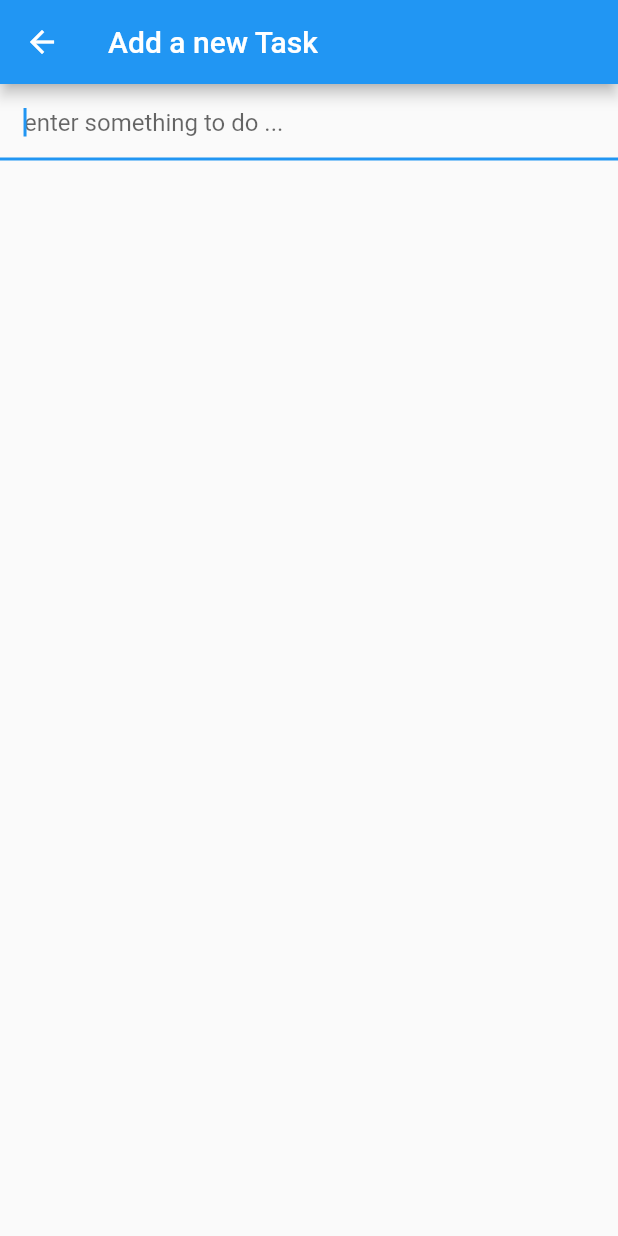
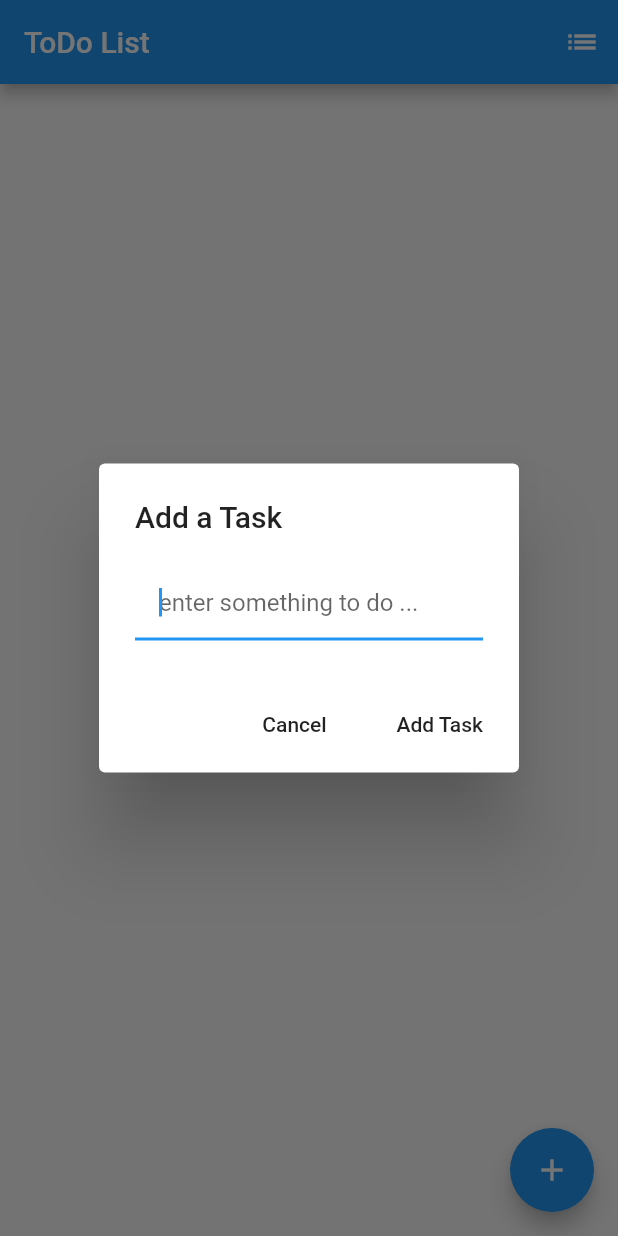
Before and after one commit to padfoot-16/BasicTodoApp, a Flutter app: the screen it shows after launch, after a tap on the "add" icon, on a phone screen of 412 x 824 dp. Run offline on Flutter 3.47's test engine with Material 2 defaults, Android fonts, the phone set to English and light mode, and no system bars; our stand-ins replace shared_preferences.

```diff
--- a/lib/main.dart
+++ b/lib/main.dart
@@ -1,4 +1,6 @@
 import 'package:flutter/material.dart';
+import 'package:shared_preferences/shared_preferences.dart';
+
 
 void main() {
   runApp(MyApp());
@@ -22,15 +24,25 @@ class ToDoList extends StatefulWidget {
 }
 
 class _ToDoListState extends State<ToDoList> {
+
+
   List<String>_todoitems=[];
-  //add Todo item
-  void _addTodoItem(String task){
+  List<String>done=[];
+  List<String>description=[];
+  String task="";
+
+  void _addTodoItem(String task) async{
+
+    final prefs=await SharedPreferences.getInstance();
     if(task.length > 0) {
       setState(() => _todoitems.add(task));
+      prefs.setStringList('todoitems', _todoitems);
     }
   }
 void _removeTodoItem(int index) {
-  setState(() => _todoitems.removeAt(index));
+  setState(() { done.add(_todoitems[index]);
+  _todoitems.removeAt(index);
+  });
 }
 
 void _promptRemoveTodoItem (int index) {
@@ -40,10 +52,12 @@ void _promptRemoveTodoItem (int index) {
        return AlertDialog(
          title: Text('Mark"${_todoitems[index]}"as done?'),
          actions:<Widget> [
+           // ignore: deprecated_member_use
            FlatButton(
              onPressed: () => Navigator.of(context).pop(),
               child: Text("Cancel")
              ),
+             // ignore: deprecated_member_use
              FlatButton(
                onPressed: () {
                  _removeTodoItem(index);
@@ -56,9 +70,15 @@ void _promptRemoveTodoItem (int index) {
      }
     );
 }
-
+  Future<Widget> readdata() async{
+    final prefs =await SharedPreferences.getInstance();
+    _todoitems= prefs.getStringList('todoitems');
+    return _buildtodolist();
+  }
   Widget _buildtodolist() {
     return ListView.builder(
+      itemCount: _todoitems.length,
+      // ignore: missing_return
       itemBuilder:(context,index){
         if(index < _todoitems.length) {
           return _buildtodoItem(_todoitems[index],index);
@@ -67,17 +87,47 @@ void _promptRemoveTodoItem (int index) {
       );
   }
   Widget _buildtodoItem(String todoText, int index) {
-    return ListTile(
-      title:Text(todoText),
-      onTap: () => _promptRemoveTodoItem(index),
+    return Padding(
+      padding: const EdgeInsets.symmetric(vertical: 1.0,horizontal: 4.0),
+      child: Card(
+            child: ListTile(
+          title:Text(todoText),
+          contentPadding: EdgeInsets.all(8.0),
+          //isThreeLine: true,
+
+          onTap: () => _promptRemoveTodoItem(index),
+        ),
+      ),
     );
   }
+  void _pushSaved() {
+    Navigator.push(context, MaterialPageRoute(builder: (BuildContext context) => compTasks()));
+  }
+Widget compTasks() {
+  return Scaffold(
+      appBar: AppBar(
+        title: Text('Completed Tasks'),
+      ),
+      body:ListView.builder(
+          itemCount: done.length,
+          itemBuilder: (context, index) {
+            return ListTile(
+              title: Text(done[index]),
+              onTap: () =>rmdata(index),
+            );
+  }
+    )
+    );
+}
 
   @override
   Widget build(BuildContext context) {
     return Scaffold(
       appBar: AppBar(
         title:Text("ToDo List") ,
+        actions: [
+          IconButton(icon: Icon(Icons.list), onPressed: _pushSaved),
+        ],
         ),
         body: _buildtodolist(),
         floatingActionButton: FloatingActionButton(
@@ -87,30 +137,50 @@ void _promptRemoveTodoItem (int index) {
         ),
     );
   }
-
+void rmdata( int index)async{
+  final prefs=await SharedPreferences.getInstance();
+setState(() {
+done.removeAt(index);
+});
+prefs.remove('todoitems');
+}
   void _pushAddTodoScreen(){
-    Navigator.of(context).push(
-      MaterialPageRoute(
-        builder:(context) {
-          return Scaffold(
-            appBar: AppBar(
-              title: Text("Add a new Task"),
-            ),
-            body: TextField(
-              autofocus: true ,
-              onSubmitted: (val){
+    showDialog(
+    context: context,
+     builder: (BuildContext context ) {
+       return AlertDialog(
+         title: Text("Add a Task"),
+         content: TextField(
+           autofocus: true,
+           onSubmitted: (val){
                 _addTodoItem(val);
                 Navigator.pop(context);
               },
-              decoration: InputDecoration(
+           decoration: InputDecoration(
                 hintText: "enter something to do ...",
-                contentPadding: const EdgeInsets.all(16.0)
-                ),
-              )
-          );
-        }
-        )
+                contentPadding: const EdgeInsets.all(16.0) ,
+           ),
+           onChanged: (String value){
+             task=value;
+           },
+       ),
+       actions: [
+         // ignore: deprecated_member_use
+         FlatButton(
+           onPressed: () => Navigator.of(context).pop(),
+              child: Text("Cancel")
+            ),
+            // ignore: deprecated_member_use
+            FlatButton(
+              onPressed:(){
+                _addTodoItem(task);
+                Navigator.of(context).pop();
+              },
+             child: Text("Add Task")
+             )
+       ],
+       );
+     },
     );
   }
-
 }
--- a/pubspec.yaml
+++ b/pubspec.yaml
@@ -28,6 +28,7 @@ dependencies:
   # The following adds the Cupertino Icons font to your application.
   # Use with the CupertinoIcons class for iOS style icons.
   cupertino_icons: ^1.0.2
+  shared_preferences: ^2.0.5
 
 dev_dependencies:
   flutter_test:
```
Also changed, not shown: pubspec.lock.
